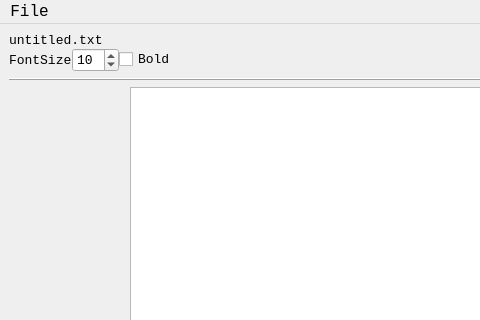
Qt form typewriterpy/main.ui (hodge-py/TypeWriterPy) before a commit; both pictures show x 0 to 480 and y 0 to 320 of the 1010 by 799 pixel window.
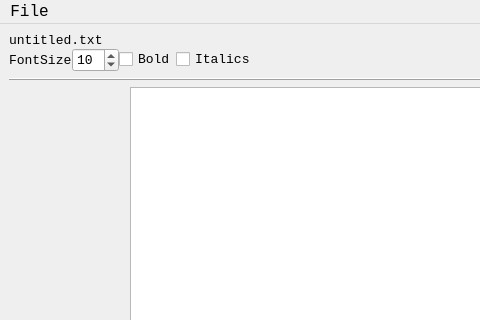
The same form after that commit.

```diff
--- a/typewriterpy/main.ui
+++ b/typewriterpy/main.ui
@@ -74,6 +74,13 @@
           </property>
          </widget>
         </item>
+        <item>
+         <widget class="QCheckBox" name="italic">
+          <property name="text">
+           <string>Italics</string>
+          </property>
+         </widget>
+        </item>
         <item>
          <spacer name="horizontalSpacer_3">
           <property name="orientation">
```
Left out of the diff: 6 changed lines with no effect on the pictures.
